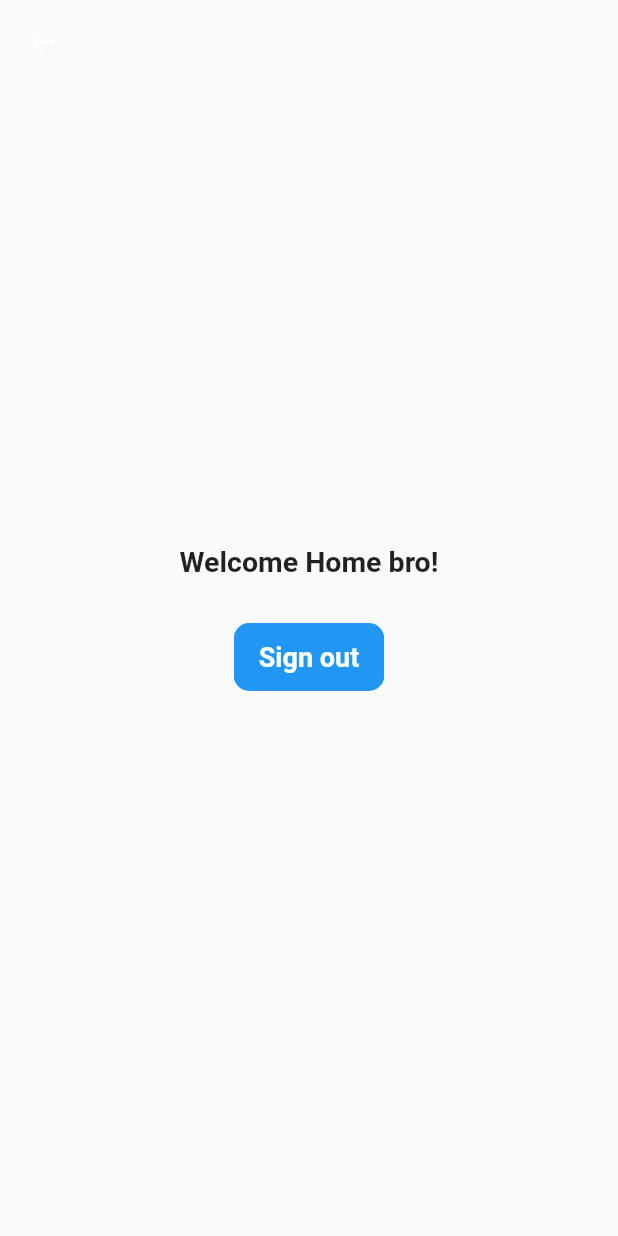
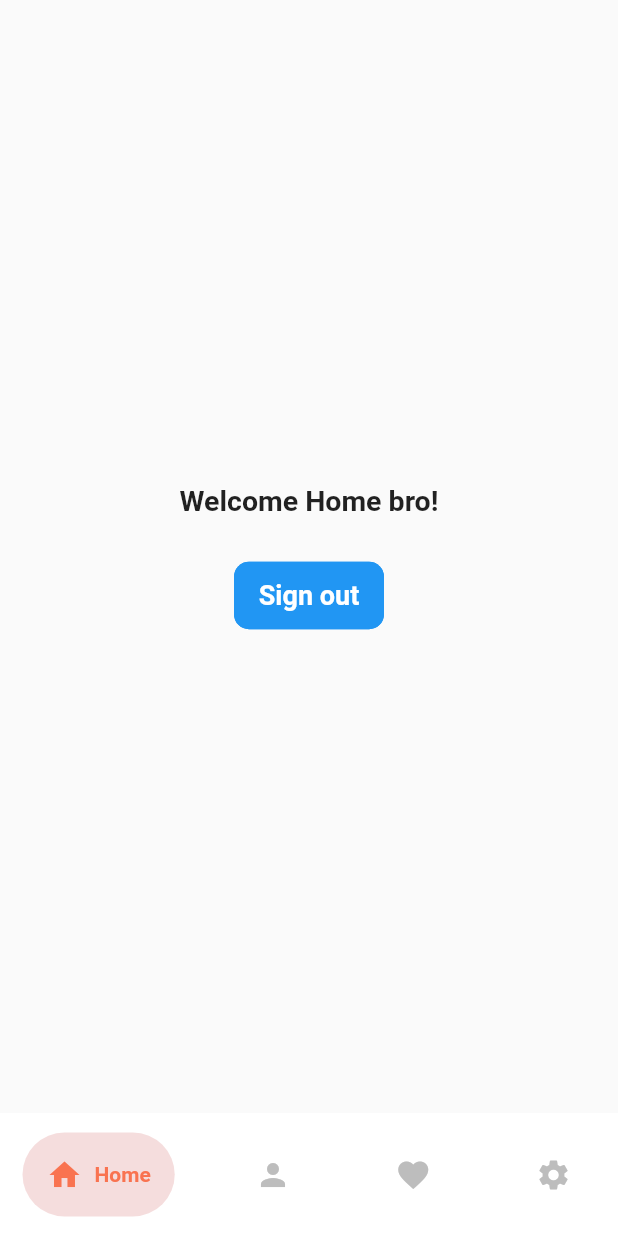
Before and after one commit to PhamH1eu/wikiFoodia, a Flutter app: the HomePage screen opened by its route, on a phone screen of 412 x 824 dp. Run offline on Flutter 3.47's test engine with Material 2 defaults, Android fonts, the phone set to English and light mode, and no system bars; drawn by our look-alikes of google_nav_bar; our stand-ins replace awesome_snackbar_content, firebase_auth, firebase_core, font_awesome_flutter, google_sign_in; accounts and stored records are empty.

Commit message:
Add navigation bar

```diff
--- a/lib/features/user_auth/presentation/pages/home_page.dart
+++ b/lib/features/user_auth/presentation/pages/home_page.dart
@@ -1,86 +1,60 @@
-import 'package:firebase_auth/firebase_auth.dart';
 import 'package:flutter/material.dart';
-import 'package:provider/provider.dart';
-import 'package:wikifoodia/features/user_auth/presentation/pages/login_page.dart';
-import '../../firebase_auth_implementation/google_auth_services.dart';
+import 'package:google_nav_bar/google_nav_bar.dart';
 
-class HomePage extends StatelessWidget {
+import 'favorites_page.dart';
+import 'profile_page.dart';
+import 'setting_page.dart';
+import 'main_page.dart';
+
+class HomePage extends StatefulWidget {
   const HomePage({super.key});
+
+  @override
+  State<HomePage> createState() => _HomePageState();
+}
+
+class _HomePageState extends State<HomePage> {
+  int _selectedIndex = 0;
+  void _navigateBottomBar(int index) {
+    setState(() {
+      _selectedIndex = index;
+    });
+  }
+
+  final Set<StatefulWidget> _pages = {
+    MainPage(),
+    ProfilePage(),
+    FavoritesPage(),
+    SettingPage(),
+  };
+
   @override
   Widget build(BuildContext context) {
     return Scaffold(
-        extendBodyBehindAppBar: true,
-        appBar: AppBar(
-          backgroundColor: Colors.transparent,
-          elevation: 0,
+      body: _pages.elementAt(_selectedIndex),
+      bottomNavigationBar: Container(
+        color: Colors.white,
+        child: Padding(
+          padding: const EdgeInsets.symmetric(horizontal: 15.0, vertical: 13.0),
+          child: GNav(
+            backgroundColor: Colors.white,
+            color: Colors.grey.shade400,
+            activeColor: Color(0xfff97350),
+            tabBackgroundColor: const Color.fromARGB(255, 245, 221, 221),
+            padding: EdgeInsets.all(16),
+            gap: 8,
+            onTabChange: (index) {
+              _navigateBottomBar(index);
+            },
+            tabs: const [
+              GButton(icon: Icons.home, text: "Home"),
+              GButton(icon: Icons.person, text: "Profile"),
+              GButton(icon: Icons.favorite, text: "Favorites"),
+              GButton(icon: Icons.settings,text: "Settings"),
+            ],
+          ),
         ),
-        body: StreamBuilder(
-            stream: FirebaseAuth.instance.authStateChanges(),
-            builder: (context, snapshot) {
-              if (snapshot.connectionState == ConnectionState.waiting) {
-                return Center(
-                  child: CircularProgressIndicator(),
-                );
-              } else if (snapshot.hasData) {
-                return Center(
-                  child: Column(
-                    mainAxisAlignment: MainAxisAlignment.center,
-                    children: [
-                      Center(
-                          child: Text(
-                        "Welcome Home bro!",
-                        style: TextStyle(
-                            fontWeight: FontWeight.bold, fontSize: 19),
-                      )),
-                      SizedBox(
-                        height: 30,
-                      ),
-                      GestureDetector(
-                        onTap: () {
-                          FirebaseAuth.instance.signOut();
-                          Navigator.pushNamed(context, "/login");
-                        },
-                        child: Container(
-                          height: 45,
-                          width: 100,
-                          decoration: BoxDecoration(
-                              color: Colors.blue,
-                              borderRadius: BorderRadius.circular(10)),
-                          child: Container(
-                              height: 45,
-                              width: 100,
-                              decoration: BoxDecoration(
-                                  color: Colors.blue,
-                                  borderRadius: BorderRadius.circular(10)),
-                              child: TextButton(
-                                child: Center(
-                                  child: Text(
-                                    "Sign out",
-                                    style: TextStyle(
-                                        color: Colors.white,
-                                        fontWeight: FontWeight.bold,
-                                        fontSize: 18),
-                                  ),
-                                ),
-                                onPressed: () {
-                                  final provider =
-                                      Provider.of<GoogleSignInProvider>(context,
-                                          listen: false);
-                                  provider.googleLogout();
-                                },
-                              )),
-                        ),
-                      )
-                    ],
-                  ),
-                );
-              } else if (snapshot.hasError) {
-                return Center(
-                  child: Text("Something went wrong"),
-                );
-              } else {
-                return LoginPage();
-              }
-            }));
+      ),
+    );
   }
 }
--- /dev/null
+++ b/lib/features/user_auth/presentation/pages/main_page.dart
@@ -0,0 +1,89 @@
+import 'package:firebase_auth/firebase_auth.dart';
+import 'package:flutter/material.dart';
+import 'package:provider/provider.dart';
+
+import '../../firebase_auth_implementation/google_auth_services.dart';
+import 'login_page.dart';
+
+class MainPage extends StatefulWidget {
+  const MainPage({Key? key}) : super(key: key);
+
+  @override
+  State<MainPage> createState() => _MainPageState();
+}
+
+class _MainPageState extends State<MainPage> {
+  @override
+  Widget build(BuildContext context) {
+    return Scaffold(
+      body: StreamBuilder(
+          stream: FirebaseAuth.instance.authStateChanges(),
+          builder: (context, snapshot) {
+            if (snapshot.connectionState == ConnectionState.waiting) {
+              return Center(
+                child: CircularProgressIndicator(),
+              );
+            } else if (snapshot.hasData) {
+              return Center(
+                child: Column(
+                  mainAxisAlignment: MainAxisAlignment.center,
+                  children: [
+                    Center(
+                        child: Text(
+                      "Welcome Home bro!",
+                      style:
+                          TextStyle(fontWeight: FontWeight.bold, fontSize: 19),
+                    )),
+                    SizedBox(
+                      height: 30,
+                    ),
+                    GestureDetector(
+                      onTap: () {
+                        FirebaseAuth.instance.signOut();
+                      },
+                      child: Container(
+                        height: 45,
+                        width: 100,
+                        decoration: BoxDecoration(
+                            color: Colors.blue,
+                            borderRadius: BorderRadius.circular(10)),
+                        child: Container(
+                            height: 45,
+                            width: 100,
+                            decoration: BoxDecoration(
+                                color: Colors.blue,
+                                borderRadius: BorderRadius.circular(10)),
+                            child: TextButton(
+                              child: Center(
+                                child: Text(
+                                  "Sign out",
+                                  style: TextStyle(
+                                      color: Colors.white,
+                                      fontWeight: FontWeight.bold,
+                                      fontSize: 18),
+                                ),
+                              ),
+                              onPressed: () {
+                                final provider =
+                                    Provider.of<GoogleSignInProvider>(context,
+                                        listen: false);
+                                provider.googleLogout();
+                                Navigator.pushAndRemoveUntil(context, MaterialPageRoute(builder: (context) => LoginPage()), (route) => false);
+                              },
+                            )),
+                      ),
+                    )
+                  ],
+                ),
+              );
+            } else if (snapshot.hasError) {
+              return Center(
+                child: Text("Something went wrong"),
+              );
+            } else {
+              return LoginPage();
+            }
+          }),
+    );
+  }
+}
--- a/pubspec.yaml
+++ b/pubspec.yaml
@@ -41,6 +41,7 @@ dependencies:
   provider: ^6.0.0
   fluttertoast: ^8.2.2
   awesome_snackbar_content: ^0.1.3
+  google_nav_bar: ^5.0.6
 
   # The following adds the Cupertino Icons font to your application.
   # Use with the CupertinoIcons class for iOS style icons.
```
Also changed, not shown: lib/features/user_auth/presentation/pages/favorites_page.dart (added, +17 -0 lines), lib/features/user_auth/presentation/pages/login_page.dart (+8 -10 lines), lib/features/user_auth/presentation/pages/profile_page.dart (added, +17 -0 lines), lib/features/user_auth/presentation/pages/setting_page.dart (added, +17 -0 lines), lib/features/user_auth/presentation/pages/sign_up_page.dart (+7 -4 lines), lib/main.dart (+8 -3 lines), pubspec.lock.
